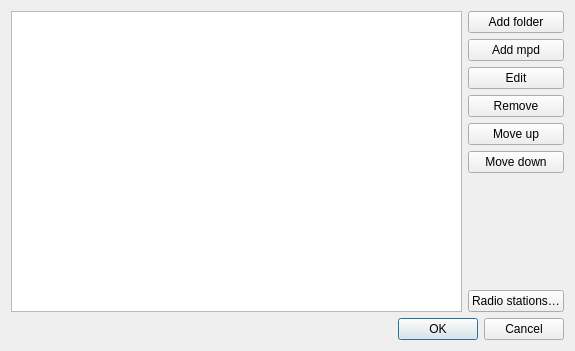
Old version of the form app/directory_ui/directorysettings.ui in the repository olegantonyan/mpz.
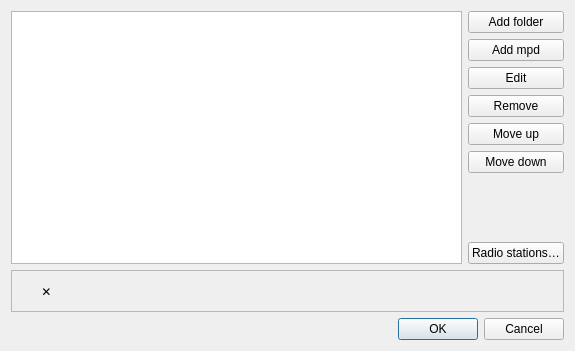
New version of the form.

Commit message: Sandbox notice (#220)

Diff of the .ui file:
```diff
--- a/app/directory_ui/directorysettings.ui
+++ b/app/directory_ui/directorysettings.ui
@@ -87,6 +87,57 @@
      </item>
     </layout>
    </item>
+   <item>
+    <widget class="QFrame" name="sandboxNotice">
+     <property name="frameShape">
+      <enum>QFrame::Shape::StyledPanel</enum>
+     </property>
+     <layout class="QHBoxLayout" name="sandboxNoticeLayout">
+      <item>
+       <widget class="QLabel" name="sandboxNoticeLabel">
+        <property name="sizePolicy">
+         <sizepolicy hsizetype="Maximum" vsizetype="Preferred">
+          <horstretch>0</horstretch>
+          <verstretch>0</verstretch>
+         </sizepolicy>
+        </property>
+        <property name="text">
+         <string notr="true"/>
+        </property>
+        <property name="wordWrap">
+         <bool>true</bool>
+        </property>
+       </widget>
+      </item>
+      <item>
+       <widget class="QToolButton" name="sandboxNoticeDismiss">
+        <property name="toolTip">
+         <string notr="true">Dismiss</string>
+        </property>
+        <property name="text">
+         <string notr="true">✕</string>
+        </property>
+        <property name="autoRaise">
+         <bool>true</bool>
+        </property>
+       </widget>
+      </item>
+      <item>
+       <spacer name="sandboxNoticeSpacer">
+        <property name="orientation">
+         <enum>Qt::Orientation::Horizontal</enum>
+        </property>
+        <property name="sizeHint" stdset="0">
+         <size>
+          <width>0</width>
+          <height>0</height>
+         </size>
+        </property>
+       </spacer>
+      </item>
+     </layout>
+    </widget>
+   </item>
    <item>
     <widget class="QDialogButtonBox" name="buttonBox">
      <property name="orientation">
```
The commit also changes 12 other files.
